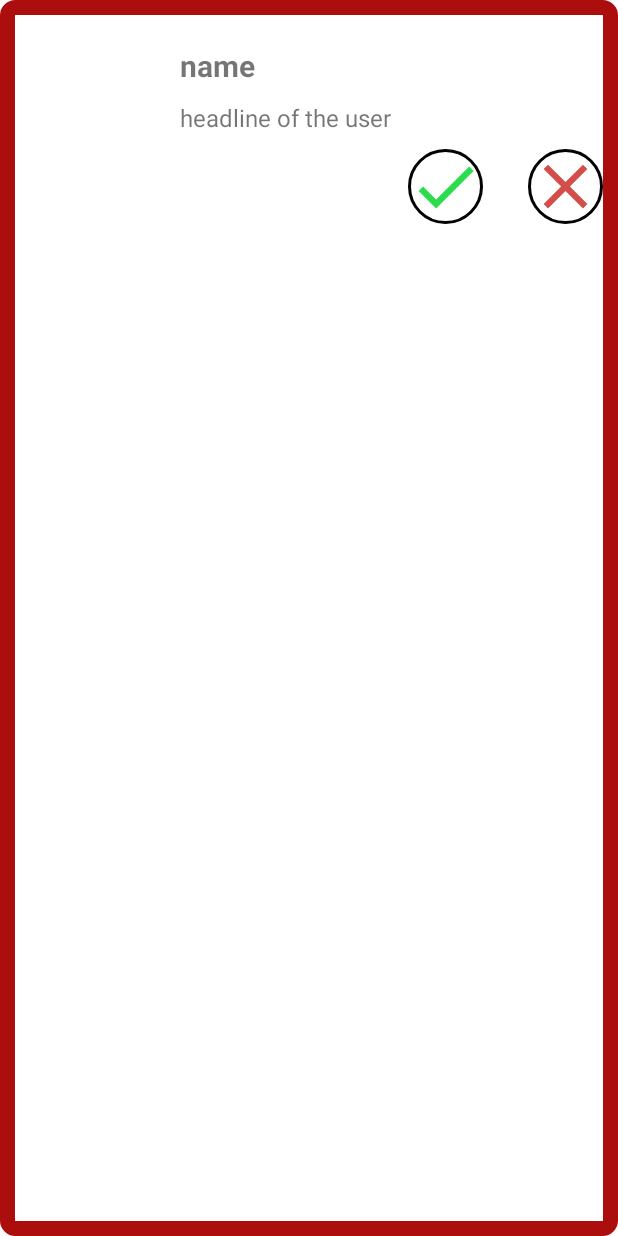
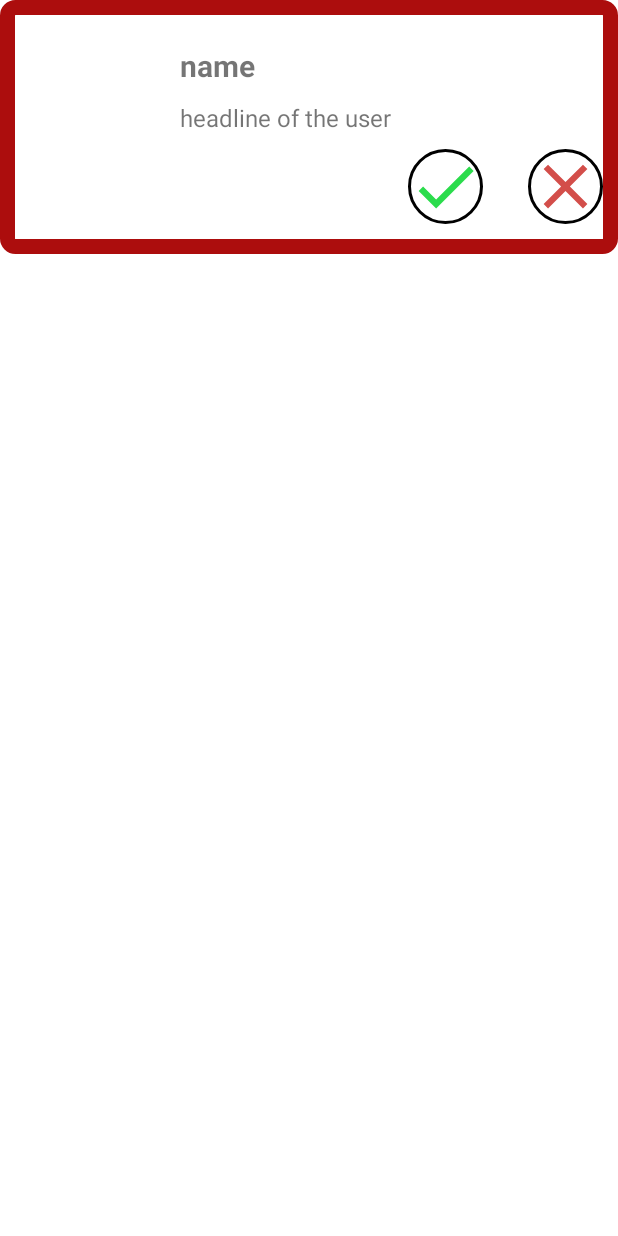
Before and after one commit to ankitsingh4264/CarrerGuide, an Android app: the layout pr_item.xml on its own in the app's theme, with its tools: preview values and no code run, on a phone screen of 412 x 824 dp. Run offline under Robolectric (Android 15) with nearby library versions, the phone set to English and light mode, and no system bars.

Commit message:
Layout changes

```diff
--- a/app/src/main/res/layout/ar_item.xml
+++ b/app/src/main/res/layout/ar_item.xml
@@ -1,7 +1,7 @@
 <?xml version="1.0" encoding="utf-8"?>
 <RelativeLayout xmlns:android="http://schemas.android.com/apk/res/android"
     android:layout_width="match_parent"
-    android:layout_height="match_parent"
+    android:layout_height="wrap_content"
     android:background="@drawable/accepted_back"
     xmlns:app="http://schemas.android.com/apk/res-auto">
 
@@ -39,7 +39,8 @@
         android:layout_below="@id/ar_edt_headline"
         android:layout_alignParentEnd="true"
         android:text="CALL"
-        android:layout_marginRight="20dp">
+        android:layout_marginRight="20dp"
+        android:layout_marginBottom="20dp">
 
     </Button>
 </RelativeLayout>
--- a/app/src/main/res/layout/pr_item.xml
+++ b/app/src/main/res/layout/pr_item.xml
@@ -1,7 +1,7 @@
 <?xml version="1.0" encoding="utf-8"?>
 <RelativeLayout xmlns:android="http://schemas.android.com/apk/res/android"
     android:layout_width="match_parent"
-    android:layout_height="match_parent"
+    android:layout_height="wrap_content"
     android:background="@drawable/pending_back"
     xmlns:app="http://schemas.android.com/apk/res-auto">
 
@@ -43,6 +43,7 @@
         android:src="@drawable/cross"
         android:layout_below="@id/pr_edt_headline"
         android:layout_alignParentEnd="true"
+        android:layout_marginBottom="20dp"
 
         ></de.hdodenhof.circleimageview.CircleImageView>
     <de.hdodenhof.circleimageview.CircleImageView
```
